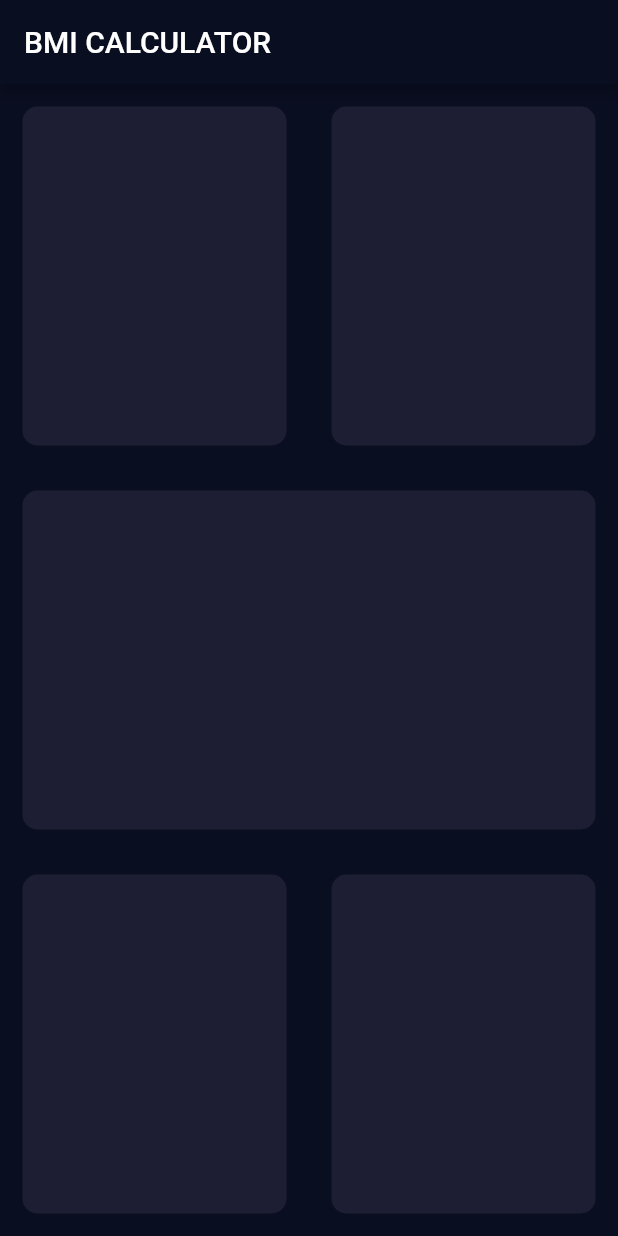
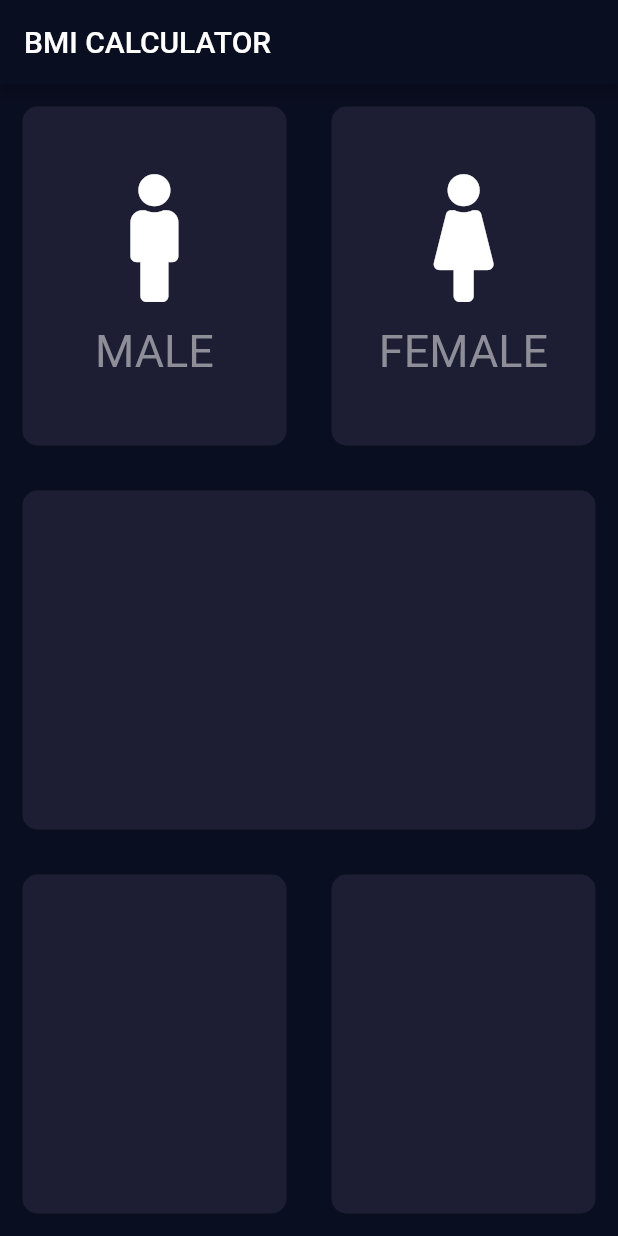
Before and after one commit to MuhammadBilal019/Bmi_Calculator, a Flutter app: the screen it shows after launch, on a phone screen of 412 x 824 dp. Run offline on Flutter 3.47's test engine with Material 2 defaults, Android fonts, the phone set to English and light mode, and no system bars; our stand-ins replace font_awesome_flutter.

Commit message:
Refactored Code Lec:57

```diff
--- a/lib/input_page.dart
+++ b/lib/input_page.dart
@@ -1,4 +1,5 @@
 import 'package:flutter/material.dart';
+import 'package:font_awesome_flutter/font_awesome_flutter.dart';
 
 class InputPage extends StatefulWidget {
   @override
@@ -12,52 +13,108 @@ class _InputPageState extends State<InputPage> {
       appBar: AppBar(
         title: Text('BMI CALCULATOR'),
       ),
-      body: Column(
-        children: <Widget>[
-          Expanded(child: Row(
-            children: <Widget>[
-              Expanded(child: Container(
+      body: Column(children: <Widget>[
+        Expanded(
+          child: Row(children: <Widget>[
+            Expanded(
+              child: new RepeatContainerCode(
+                colors: Color(0xFF1D1E33),
+                cardWidget: RepeatTextandIconWidget(
+                  icondata: FontAwesomeIcons.male,
+                  label: 'MALE',
+                ),
+                ),
+              ),
+            Expanded(
+              child: new RepeatContainerCode(
+              colors: Color(0xFF1D1E33),
+              cardWidget: RepeatTextandIconWidget(
+                icondata: FontAwesomeIcons.female,
+                label: 'FEMALE',
+              ),
+                ),
+              ),
+          ]),
+        ),
+        Expanded(
+          child: Container(
             margin: EdgeInsets.all(15.0),
             decoration: BoxDecoration(
               color: Color(0xFF1D1E33),
               borderRadius: BorderRadius.circular(10.0),
             ),
-              ),),
-              Expanded(child: Container(
+          ),
+        ),
+        Expanded(
+          child: Row(children: <Widget>[
+            Expanded(
+              child: Container(
                 margin: EdgeInsets.all(15.0),
                 decoration: BoxDecoration(
                   color: Color(0xFF1D1E33),
                   borderRadius: BorderRadius.circular(10.0),
                 ),
-              ),),
-            ]
-          ),),
-          Expanded(child: Container(
+              ),
+            ),
+            Expanded(
+              child: Container(
                 margin: EdgeInsets.all(15.0),
                 decoration: BoxDecoration(
                   color: Color(0xFF1D1E33),
                   borderRadius: BorderRadius.circular(10.0),
                 ),
-          ),),
-          Expanded(child: Row(
+              ),
+            ),
+          ]),
+        ),
+      ]),
+    );
+  }
+}
+
+class RepeatTextandIconWidget extends StatelessWidget {
+  RepeatTextandIconWidget({@required this.icondata,this.label});
+  final IconData icondata;
+  final String label;
+
+  @override
+  Widget build(BuildContext context) {
+    return Column(
+      mainAxisAlignment: MainAxisAlignment.center,
       children: <Widget>[
-                Expanded(child: Container(
+        Icon(
+          icondata,
+          size: 85.0,
+        ),
+        SizedBox(
+          height: 15.0,
+        ),
+        Text(
+          label,
+          style: TextStyle(
+            fontSize: 30.0,
+            color: Color(0xFF8D8E98),
+          ),
+        ),
+      ],
+    );
+  }
+}
+
+class RepeatContainerCode extends StatelessWidget {
+  RepeatContainerCode({@required this.colors, this.cardWidget});
+
+  final Color colors;
+  final Widget cardWidget;
+
+  @override
+  Widget build(BuildContext context) {
+    return Container(
       margin: EdgeInsets.all(15.0),
+      child: cardWidget,
       decoration: BoxDecoration(
-                    color: Color(0xFF1D1E33),
+        color: colors,
         borderRadius: BorderRadius.circular(10.0),
-                  ),
-                ),),
-                Expanded(child: Container(
-                  margin: EdgeInsets.all(15.0),
-                  decoration: BoxDecoration(
-                    color: Color(0xFF1D1E33),
-                    borderRadius: BorderRadius.circular(10.0),
-                  ),
-                ),),
-              ]
-          ),),
-        ]
       ),
     );
   }
--- a/pubspec.yaml
+++ b/pubspec.yaml
@@ -11,6 +11,7 @@ dependencies:
     sdk: flutter
 
   cupertino_icons: ^0.1.2
+  font_awesome_flutter: ^8.10.0
 
 dev_dependencies:
   flutter_test:
```
Also changed, not shown: lib/main.dart (line endings or trailing spaces), pubspec.lock, 7 other files. Lines whose indentation alone changed are shown as unchanged.
